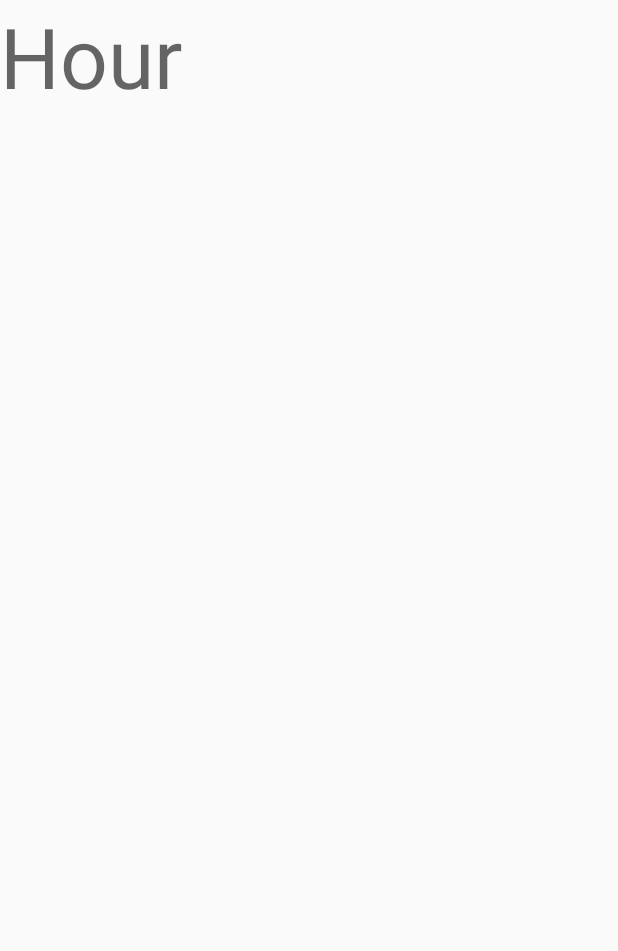
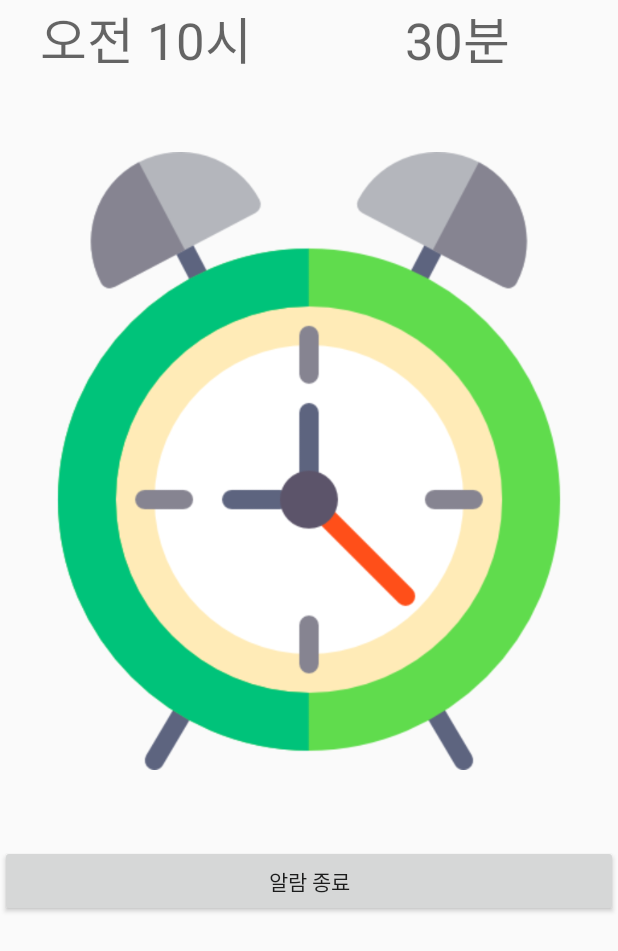
Before and after one commit to psy1064/mobile_programming, an Android app: the AlarmActivity screen opened directly, with no data from a screen before it, on a phone screen of 412 x 824 dp. Shown: the top 951 px of the screen. Run offline under Robolectric (Android 15) with nearby library versions, the phone set to English and light mode, and no system bars.

Commit message:
Fix alarm error

```diff
--- a/Final_project/app/src/main/AndroidManifest.xml
+++ b/Final_project/app/src/main/AndroidManifest.xml
@@ -21,6 +21,10 @@
             </intent-filter>
         </activity>
         <activity android:name=".MainActivity" />
+        <receiver
+            android:name=".AlarmReceiver"
+            android:process=":remote" >
+        </receiver>
     </application>
 
 </manifest>
--- a/Final_project/app/src/main/java/my/final_project/AlarmActivity.java
+++ b/Final_project/app/src/main/java/my/final_project/AlarmActivity.java
@@ -1,17 +1,65 @@
 package my.final_project;
 
+import android.app.NotificationManager;
+import android.content.Intent;
+import android.media.MediaPlayer;
 import android.os.Bundle;
 import android.support.v7.app.AppCompatActivity;
+import android.view.View;
+import android.widget.Button;
+import android.widget.CheckBox;
+import android.widget.TextView;
 
 import java.util.Calendar;
 
 public class AlarmActivity extends AppCompatActivity {
     Calendar calendar = Calendar.getInstance();
+    TextView hourText, minuteText;
+    Button stopButton;
+    MediaPlayer mediaPlayer;
+    CheckBox checkBox;
+    Button alarmButton;
+    NotificationManager notificationManager;
     @Override
     protected void onCreate(Bundle savedInstanceState) {
         super.onCreate(savedInstanceState);
         setContentView(R.layout.activity_alarm);
 
+        hourText = (TextView)findViewById(R.id.hourText);
+        minuteText = (TextView)findViewById(R.id.minuteText);
+        stopButton = (Button)findViewById(R.id.stopButton);
+        alarmButton = (Button)findViewById(R.id.setAlarmTimeButton);
+        checkBox = (CheckBox)findViewById(R.id.checkBox);
+
+
+        if(calendar.get(Calendar.HOUR_OF_DAY) > 0 && calendar.get(Calendar.HOUR_OF_DAY) < 12) {
+            hourText.setText("오전 " + calendar.get(Calendar.HOUR_OF_DAY)  +  "시 ");
+            minuteText.setText(calendar.get(Calendar.MINUTE) + "분");
+        }
+        else if(calendar.get(Calendar.HOUR_OF_DAY) == 12) {
+            hourText.setText("오후 " + calendar.get(Calendar.HOUR_OF_DAY)  +  "시 ");
+            minuteText.setText(calendar.get(Calendar.MINUTE) + "분");
+        }
+        else if(calendar.get(Calendar.HOUR_OF_DAY) > 12 && calendar.get(Calendar.HOUR_OF_DAY) <24) {
+            hourText.setText("오후 " + (calendar.get(Calendar.HOUR_OF_DAY)-12)  +  "시 ");
+            minuteText.setText(calendar.get(Calendar.MINUTE) + "분");
+        }
+        else if(calendar.get(Calendar.HOUR_OF_DAY) == 0) {
+            hourText.setText("오전 0시");
+            minuteText.setText(calendar.get(Calendar.MINUTE) + "분");
+        }
+
+        mediaPlayer = MediaPlayer.create(getApplicationContext(), R.raw.ringtone);
+        mediaPlayer.start();
+
+        stopButton.setOnClickListener(new View.OnClickListener() {
+            @Override
+            public void onClick(View v) {
+                mediaPlayer.stop();
+                Intent intent = new Intent(AlarmActivity.this, MainActivity.class);
+                startActivity(intent);
+            }
+        });
 
 
     }
--- a/Final_project/app/src/main/res/layout/activity_alarm.xml
+++ b/Final_project/app/src/main/res/layout/activity_alarm.xml
@@ -1,17 +1,45 @@
 <?xml version="1.0" encoding="utf-8"?>
-<RelativeLayout xmlns:android="http://schemas.android.com/apk/res/android"
+<LinearLayout xmlns:android="http://schemas.android.com/apk/res/android"
     xmlns:app="http://schemas.android.com/apk/res-auto"
     xmlns:tools="http://schemas.android.com/tools"
     android:layout_width="match_parent"
     android:layout_height="match_parent"
+    android:orientation="vertical"
     tools:context=".AlarmActivity">
 
-    <TextView
-        android:id="@+id/Hour"
+    <LinearLayout
         android:layout_width="wrap_content"
         android:layout_height="wrap_content"
-        android:layout_alignParentLeft="true"
-        android:layout_alignParentTop="true"
-        android:text="Hour "
-        android:textAppearance="@style/TextAppearance.AppCompat.Display3" />
-</RelativeLayout>
+        android:orientation="horizontal">
+
+        <TextView
+            android:id="@+id/hourText"
+            android:layout_width="203dp"
+            android:layout_height="wrap_content"
+            android:layout_weight="1"
+            android:gravity="center"
+            android:text="TextView"
+            android:textAppearance="@style/TextAppearance.AppCompat.Display1" />
+
+        <TextView
+            android:id="@+id/minuteText"
+            android:layout_width="203dp"
+            android:layout_height="wrap_content"
+            android:layout_weight="1"
+            android:gravity="center"
+            android:text="TextView"
+            android:textAppearance="@style/TextAppearance.AppCompat.Display1" />
+    </LinearLayout>
+
+    <ImageView
+        android:id="@+id/imageView"
+        android:layout_width="match_parent"
+        android:layout_height="wrap_content"
+        app:srcCompat="@drawable/alarm" />
+
+    <Button
+        android:id="@+id/stopButton"
+        android:layout_width="match_parent"
+        android:layout_height="wrap_content"
+        android:text="알람 종료" />
+</LinearLayout>
```
Also changed, not shown: Final_project/app/src/main/java/my/final_project/AlarmReceiver.java (added, +14 -0 lines), Final_project/app/src/main/java/my/final_project/MainActivity.java (+18 -7 lines), Final_project/app/src/main/res/layout/activity_initial.xml (+4 -4 lines), Final_project/app/src/main/res/layout/activity_main.xml (+7 -6 lines), 1 other file.
